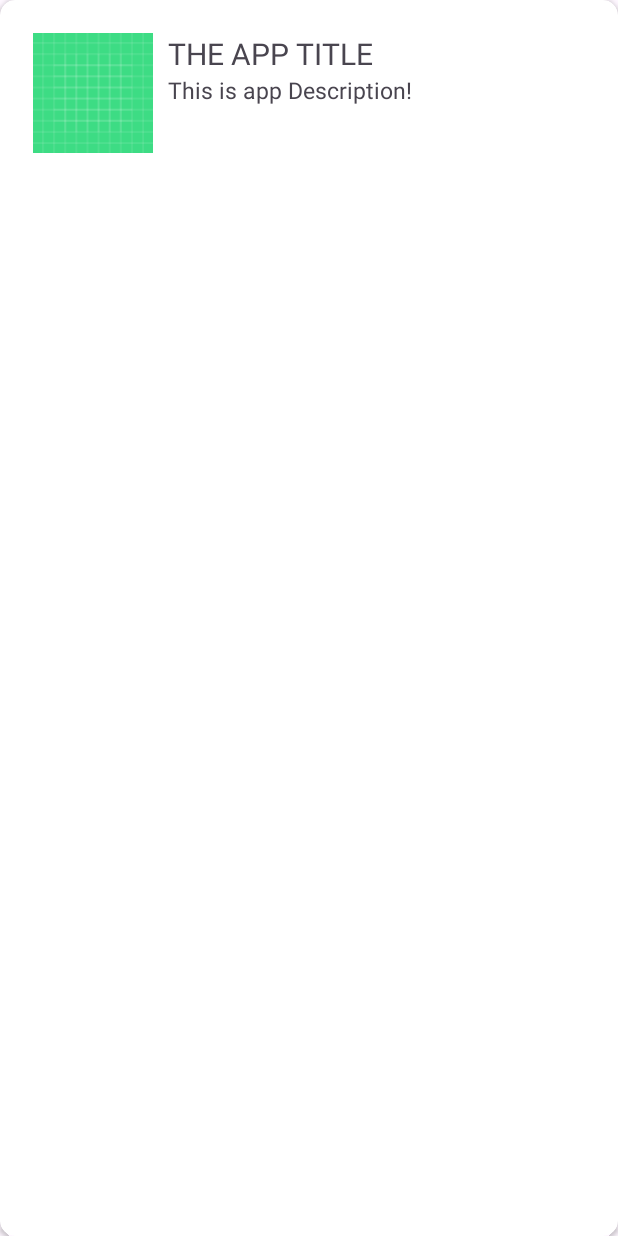
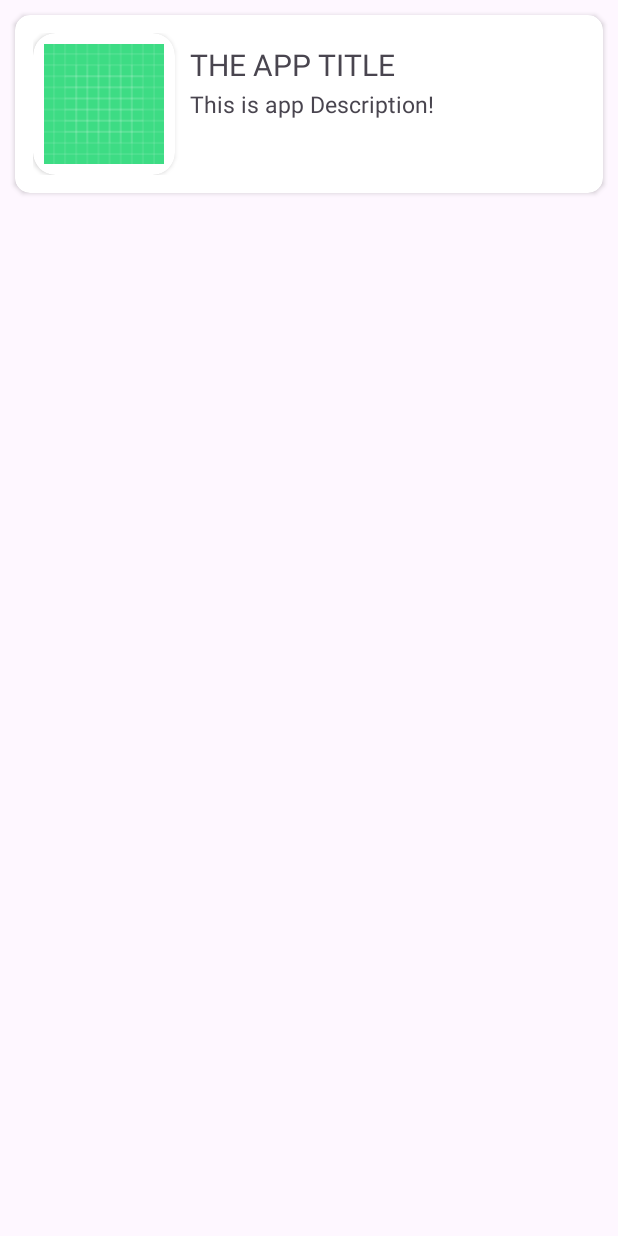
Before and after one commit to Iftikhar-Shams-Niloy/Android-Development-Projects-Java, an Android app: the layout item_project.xml on its own in the app's theme, with its tools: preview values and no code run, on a phone screen of 412 x 824 dp. Run offline under Robolectric (Android 15) with nearby library versions, the phone set to English and light mode, and no system bars.

Commit message:
*Project updated*

```diff
--- a/MyDevelopments/app/build.gradle.kts
+++ b/MyDevelopments/app/build.gradle.kts
@@ -29,6 +29,7 @@ android {
         sourceCompatibility = JavaVersion.VERSION_1_8
         targetCompatibility = JavaVersion.VERSION_1_8
     }
+    buildToolsVersion = rootProject.extra["buildToolsVersion"] as String
 }
 
 dependencies {
--- a/MyDevelopments/app/src/main/java/com/example/mydevelopments/Project.java
+++ b/MyDevelopments/app/src/main/java/com/example/mydevelopments/Development.java
@@ -1,11 +1,11 @@
 package com.example.mydevelopments;
 
-public class Project {
+public class Development {
     String name;
     String description;
     int image;
 
-    public Project(String name, String description, int image) {
+    public Development(String name, String description, int image) {
         this.name = name;
         this.description = description;
         this.image = image;
--- a/MyDevelopments/app/src/main/res/layout/activity_main.xml
+++ b/MyDevelopments/app/src/main/res/layout/activity_main.xml
@@ -2,8 +2,11 @@
 <androidx.recyclerview.widget.RecyclerView xmlns:android="http://schemas.android.com/apk/res/android"
     xmlns:app="http://schemas.android.com/apk/res-auto"
     xmlns:tools="http://schemas.android.com/tools"
+    android:id="@+id/recycler_view_projects"
     android:layout_width="match_parent"
     android:layout_height="match_parent"
     tools:context=".MainActivity"
-    app:layoutManager="androidx.recyclerview.widget.LinearLayoutManager">
+    app:layoutManager="androidx.recyclerview.widget.LinearLayoutManager"
+    android:layout_marginHorizontal="5dp"
+    android:layout_marginVertical="10dp">
 </androidx.recyclerview.widget.RecyclerView>
--- a/MyDevelopments/app/src/main/res/layout/item_project.xml
+++ b/MyDevelopments/app/src/main/res/layout/item_project.xml
@@ -1,41 +1,52 @@
 <?xml version="1.0" encoding="utf-8"?>
 <androidx.cardview.widget.CardView xmlns:android="http://schemas.android.com/apk/res/android"
     android:layout_width="match_parent"
-    android:layout_height="match_parent"
+    android:layout_height="wrap_content"
     xmlns:app="http://schemas.android.com/apk/res-auto"
     app:cardCornerRadius="10dp"
-    android:elevation="20dp">
+    android:layout_margin="10dp"
+    android:elevation="10dp">
 
     <RelativeLayout
         android:layout_width="match_parent"
         android:layout_height="wrap_content"
         android:layout_margin="12dp">
-
-        <ImageView
-            android:id="@+id/image_view_project_icon"
-            android:layout_margin="10dp"
-            android:layout_width="80dp"
-            android:layout_height="80dp"
-            android:src="@drawable/ic_launcher_background"/>
-
+        <androidx.cardview.widget.CardView
+            android:id="@+id/card_view_image"
+            android:layout_width="wrap_content"
+            android:layout_height="wrap_content"
+            android:elevation="20dp"
+            app:cardCornerRadius="15dp"
+            android:backgroundTint="@android:color/background_light">
+            <ImageView
+                android:id="@+id/image_view_project_icon"
+                android:layout_margin="7dp"
+                android:layout_width="80dp"
+                android:layout_height="80dp"
+                android:scaleType="fitCenter"
+                android:src="@drawable/ic_launcher_background"/>
+        </androidx.cardview.widget.CardView>
         <TextView
             android:id="@+id/text_view_title"
-            android:layout_toRightOf="@id/image_view_project_icon"
-            android:layout_alignTop="@id/image_view_project_icon"
+            android:layout_toRightOf="@id/card_view_image"
+            android:layout_alignTop="@id/card_view_image"
             android:layout_width="match_parent"
             android:layout_height="wrap_content"
+            android:layout_marginLeft="10dp"
+            android:layout_marginTop="7dp"
             android:textSize="20sp"
             android:text="THE APP TITLE" />
 
         <TextView
             android:id="@+id/text_view_description"
             android:layout_below="@id/text_view_title"
-            android:layout_toEndOf="@id/image_view_project_icon"
+            android:layout_toEndOf="@id/card_view_image"
             android:layout_width="match_parent"
             android:layout_height="wrap_content"
+            android:layout_marginLeft="10dp"
+            android:layout_marginTop="2dp"
             android:textSize="15sp"
             android:text="This is app Description!"/>
-
 
     </RelativeLayout>
 
--- a/MyDevelopments/build.gradle.kts
+++ b/MyDevelopments/build.gradle.kts
@@ -2,3 +2,4 @@
 plugins {
     id("com.android.application") version "8.2.1" apply false
 }
+val buildToolsVersion by extra("34.0.0")
```
Also changed, not shown: MyDevelopments/app/src/main/java/com/example/mydevelopments/DevelopmentsAdapter.java (added, +53 -0 lines), MyDevelopments/app/src/main/java/com/example/mydevelopments/MainActivity.java (+18 -1 lines), MyDevelopments/app/src/main/res/drawable/bmi_app_logo.png (added), MyDevelopments/app/src/main/res/drawable/converter_tools_logo.png (added), MyDevelopments/app/src/main/res/drawable/take_the_change_app.png (added).
